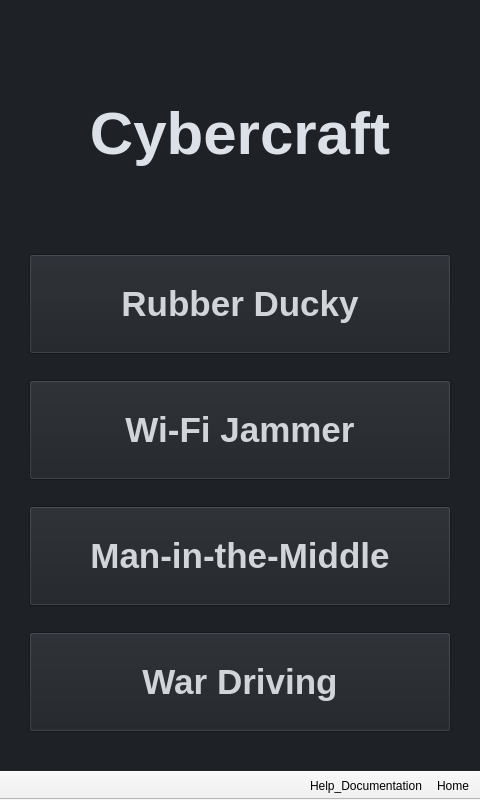
This is Cybersecurity_Lesson/main_window.ui in GeekTech-mirror/qt-cybersecurity_lesson as Qt 5 draws it before an edit. The edited form follows.
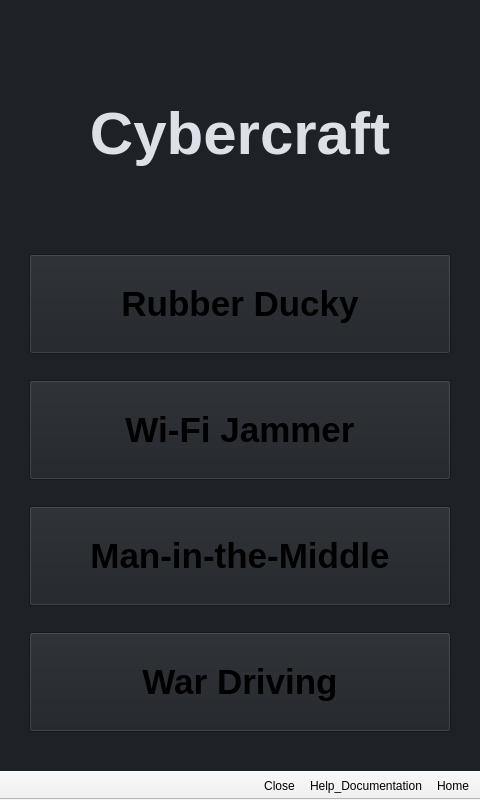
This is the edited form. The open tabs and pages were chosen to show the change. Icons and pictures are not drawn. Custom widgets are drawn as their Qt base class.

Commit message: feat: initial implementation for RubberDucky Attack  - add script editor  - save script to text file chore: remove struct for scrollbar colors  - use functions for scrollbar colors chore: change QNetworkScan to NetworkScan  - avoid confusion with Standard Qt Libraries chore: reorganize documentation  - Cybersecurity_Lesson folder  - Development folder chore: add documentation for Main_Window

```diff
--- a/Cybersecurity_Lesson/main_window.ui
+++ b/Cybersecurity_Lesson/main_window.ui
@@ -135,11 +135,6 @@
             <bold>true</bold>
            </font>
           </property>
-          <property name="styleSheet">
-           <string notr="true">QPushButton {
-	color: rgb(209, 213, 218);
-}</string>
-          </property>
           <property name="text">
            <string>Rubber Ducky</string>
           </property>
@@ -172,11 +167,6 @@
             <bold>true</bold>
            </font>
           </property>
-          <property name="styleSheet">
-           <string notr="true">QPushButton {
-	color: rgb(209, 213, 218);
-}</string>
-          </property>
           <property name="text">
            <string>Wi-Fi Jammer</string>
           </property>
@@ -209,11 +199,6 @@
             <bold>true</bold>
            </font>
           </property>
-          <property name="styleSheet">
-           <string notr="true">QPushButton {
-	color: rgb(209, 213, 218);
-}</string>
-          </property>
           <property name="text">
            <string>Man-in-the-Middle</string>
           </property>
@@ -246,11 +231,6 @@
             <bold>true</bold>
            </font>
           </property>
-          <property name="styleSheet">
-           <string notr="true">QPushButton {
-	color: rgb(209, 213, 218);
-}</string>
-          </property>
           <property name="text">
            <string>War Driving</string>
           </property>
@@ -349,6 +329,7 @@
    </attribute>
    <addaction name="action_home"/>
    <addaction name="action_help"/>
+   <addaction name="action_close"/>
   </widget>
   <action name="action_home">
    <property name="icon">
@@ -368,6 +349,15 @@
     <string>Help_Documentation</string>
    </property>
   </action>
+  <action name="action_close">
+   <property name="icon">
+    <iconset resource="icons.qrc">
+     <normaloff>:/icons/toolbar/32/application-exit.svg</normaloff>:/icons/toolbar/32/application-exit.svg</iconset>
+   </property>
+   <property name="text">
+    <string>Close</string>
+   </property>
+  </action>
  </widget>
  <customwidgets>
   <customwidget>
```
Left out of the diff: 3 changed lines with no effect on the pictures. The commit also changes 42 other files.
